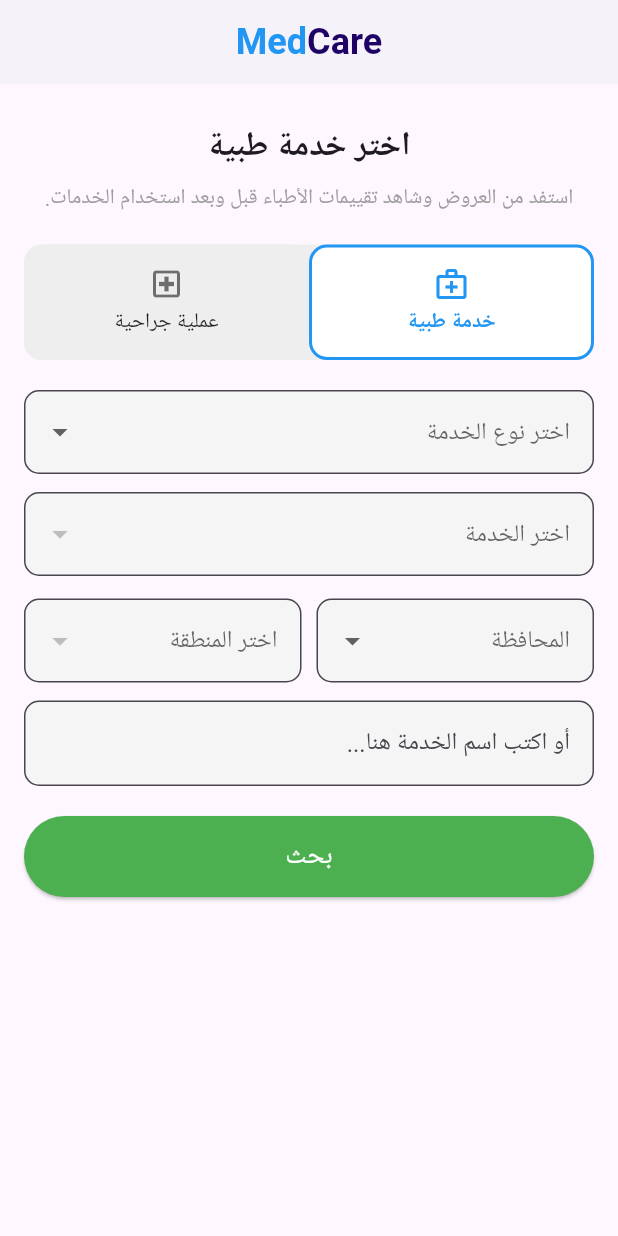
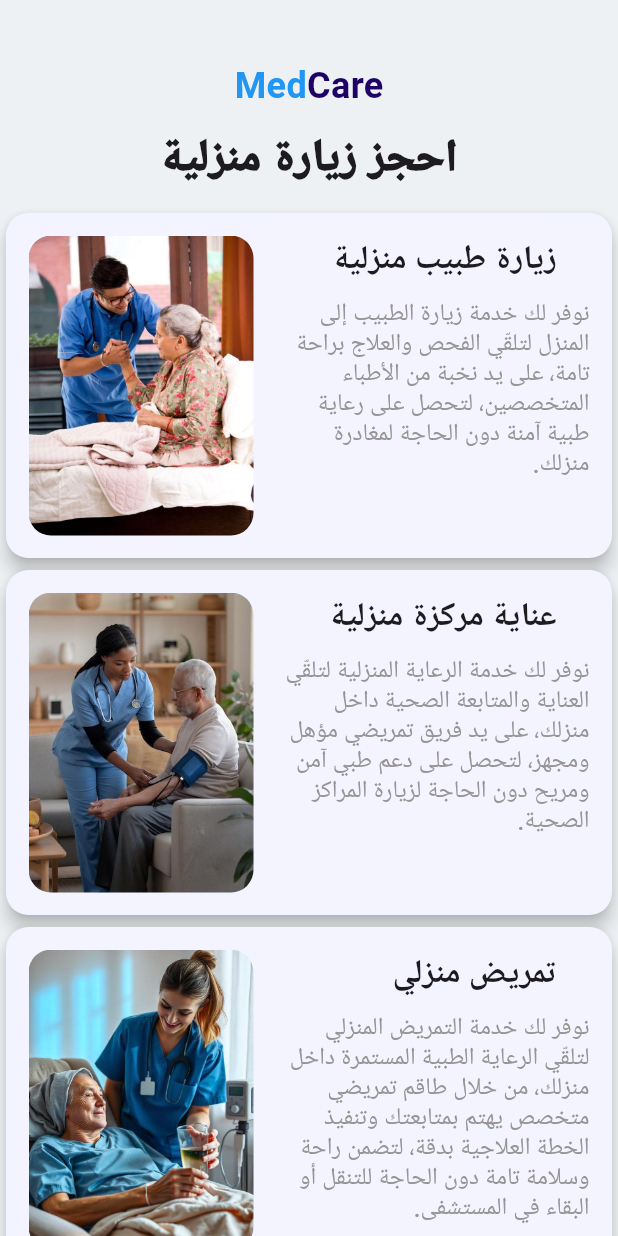
Before and after one commit to MElwakel/MedCare, a Flutter app: the screen it shows after launch, on a phone screen of 412 x 824 dp. Run offline on Flutter 3.47's test engine with Material 3 defaults, Android fonts, the phone set to English and light mode, and no system bars; our stand-ins replace font_awesome_flutter, pin_code_fields, readmore.

Commit message:
add home service section

```diff
--- /dev/null
+++ b/lib/features/home/presentation/views/Home_services_view.dart
@@ -0,0 +1,73 @@
+import 'package:flutter/material.dart';
+import 'package:medcare/features/home/presentation/views/widgets/home_visit_elements.dart';
+
+class HomeServicesView extends StatelessWidget {
+  const HomeServicesView({super.key});
+
+  @override
+  Widget build(BuildContext context) {
+    return Scaffold(
+      backgroundColor: const Color.fromARGB(255, 238, 241, 243),
+      body: SingleChildScrollView(
+        child: Column(
+          children: [
+            Container(),
+            SizedBox(height: 40),
+            Row(
+              mainAxisAlignment: MainAxisAlignment.center,
+              children: [
+                Text(
+                  "Care",
+                  style: TextStyle(
+                    color: Color.fromARGB(255, 31, 2, 102),
+                    fontSize: 24,
+                    fontWeight: FontWeight.bold,
+                  ),
+                ),
+                Text(
+                  "Med",
+                  style: TextStyle(
+                    color: Colors.blue,
+                    fontSize: 24,
+                    fontWeight: FontWeight.bold,
+                  ),
+                ),
+              ],
+            ),
+            SizedBox(height: 10),
+            Text(
+              "احجز زيارة منزلية",
+              style: TextStyle(fontSize: 30, fontWeight: FontWeight.w900),
+            ),
+            SizedBox(height: 10),
+            Home_visit_elements(
+              Service_description:
+                  'نوفر لك خدمة زيارة الطبيب إلى المنزل لتلقّي الفحص والعلاج براحة تامة، '
+                  'على يد نخبة من الأطباء المتخصصين، '
+                  'لتحصل على رعاية طبية آمنة دون الحاجة لمغادرة منزلك.',
+              impath: 'assets/images/docvis.jpg',
+              name_service: "    زيارة طبيب منزلية",
+            ),
+            Home_visit_elements(
+              Service_description:
+                  'نوفر لك خدمة الرعاية المنزلية لتلقّي العناية والمتابعة الصحية داخل منزلك، '
+                  'على يد فريق تمريضي مؤهل ومجهز، '
+                  'لتحصل على دعم طبي آمن ومريح دون الحاجة لزيارة المراكز الصحية.',
+              impath: 'assets/images/homecare.jpg',
+              name_service: "    عناية مركزة منزلية",
+            ),
+
+            Home_visit_elements(
+              Service_description:
+                  'نوفر لك خدمة التمريض المنزلي لتلقّي الرعاية الطبية المستمرة داخل منزلك، '
+                  'من خلال طاقم تمريضي متخصص يهتم بمتابعتك وتنفيذ الخطة العلاجية بدقة، '
+                  'لتضمن راحة وسلامة تامة دون الحاجة للتنقل أو البقاء في المستشفى.',
+              impath: 'assets/images/Homenursing.jpg',
+              name_service: "    تمريض منزلي",
+            ),
+          ],
+        ),
+      ),
+    );
+  }
+}
--- /dev/null
+++ b/lib/features/home/presentation/views/widgets/home_visit_elements.dart
@@ -0,0 +1,67 @@
+import 'package:flutter/material.dart';
+
+class Home_visit_elements extends StatelessWidget {
+  String impath;
+  String name_service;
+  String Service_description;
+  Home_visit_elements({
+    super.key,
+    required this.Service_description,
+    required this.impath,
+    required this.name_service,
+  });
+
+  @override
+  Widget build(BuildContext context) {
+    return Card(
+      shape: RoundedRectangleBorder(
+        borderRadius: BorderRadiusGeometry.circular(15),
+      ),
+      color: const Color.fromARGB(255, 243, 244, 255),
+      elevation: 5,
+      child: Container(
+        padding: const EdgeInsets.all(15),
+        child: Row(
+          crossAxisAlignment: CrossAxisAlignment.start,
+          textDirection: TextDirection.ltr,
+          children: [
+            ClipRRect(
+              borderRadius: BorderRadiusGeometry.circular(15),
+              child: Image.asset(
+                impath,
+                height: 200,
+                width: 150,
+                fit: BoxFit.cover,
+              ),
+            ),
+
+            const SizedBox(width: 16),
+
+            Expanded(
+              child: Column(
+                crossAxisAlignment: CrossAxisAlignment.start,
+                children: [
+                  Text(
+                    name_service,
+                    style: TextStyle(fontSize: 22, fontWeight: FontWeight.bold),
+                  ),
+                  const SizedBox(height: 10),
+                  Text(
+                    Service_description,
+                    //textAlign: TextAlign.justify,
+                    style: TextStyle(
+                      fontSize: 16,
+                      height: 1.2,
+                      color: Color.fromARGB(221, 137, 133, 133),
+                      fontWeight: FontWeight.w500,
+                    ),
+                  ),
+                ],
+              ),
+            ),
+          ],
+        ),
+      ),
+    );
+  }
+}
--- a/lib/main.dart
+++ b/lib/main.dart
@@ -1,5 +1,6 @@
 import 'package:flutter/material.dart';
 import 'package:flutter_localizations/flutter_localizations.dart';
+import 'package:medcare/features/home/presentation/views/Home_services_view.dart';
 import 'package:medcare/features/home/presentation/views/medical_services_view.dart';
 
 // import 'package:medcare/features/splash/splash_view.dart';
@@ -26,7 +27,7 @@ class MedCare extends StatelessWidget {
       ],
       supportedLocales: S.delegate.supportedLocales,
       locale: Locale('ar'),
-      home: const MedicalServicesView(),
+      home: const HomeServicesView(),
     );
   }
 }
```
Also changed, not shown: assets/images/Homenursing.jpg (added), assets/images/docvis.jpg (added), assets/images/homecare.jpg (added).
